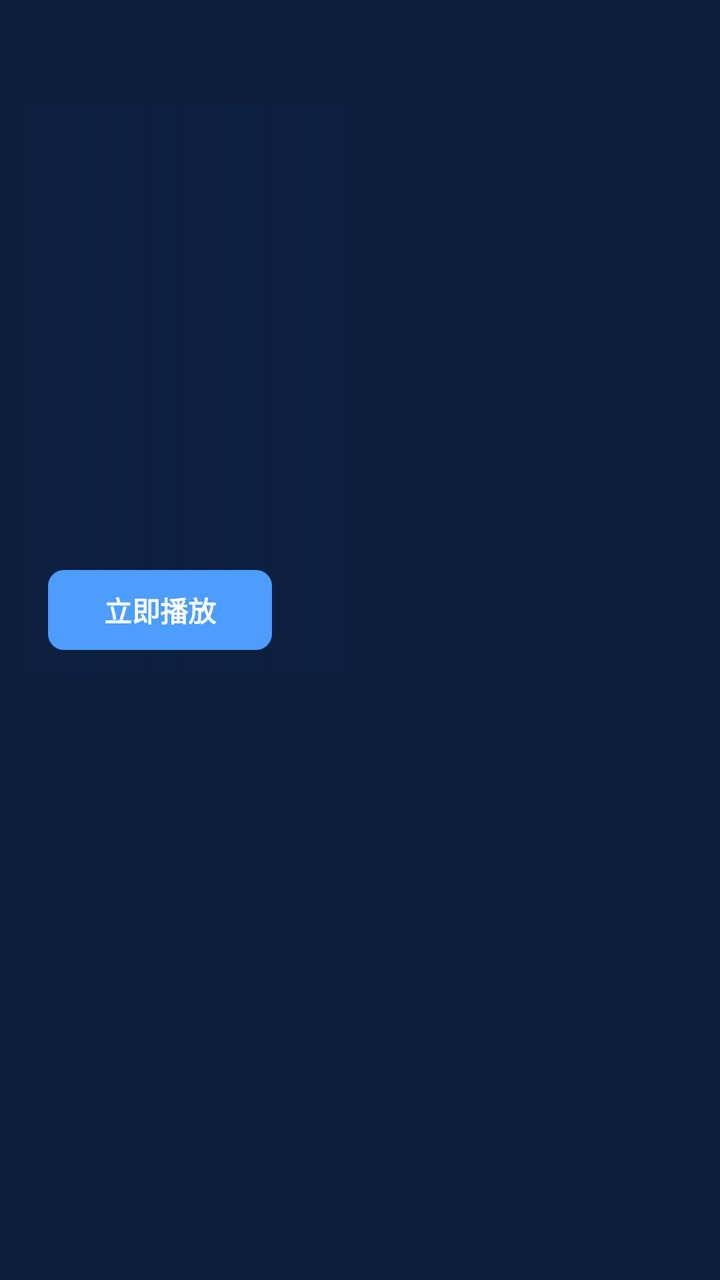
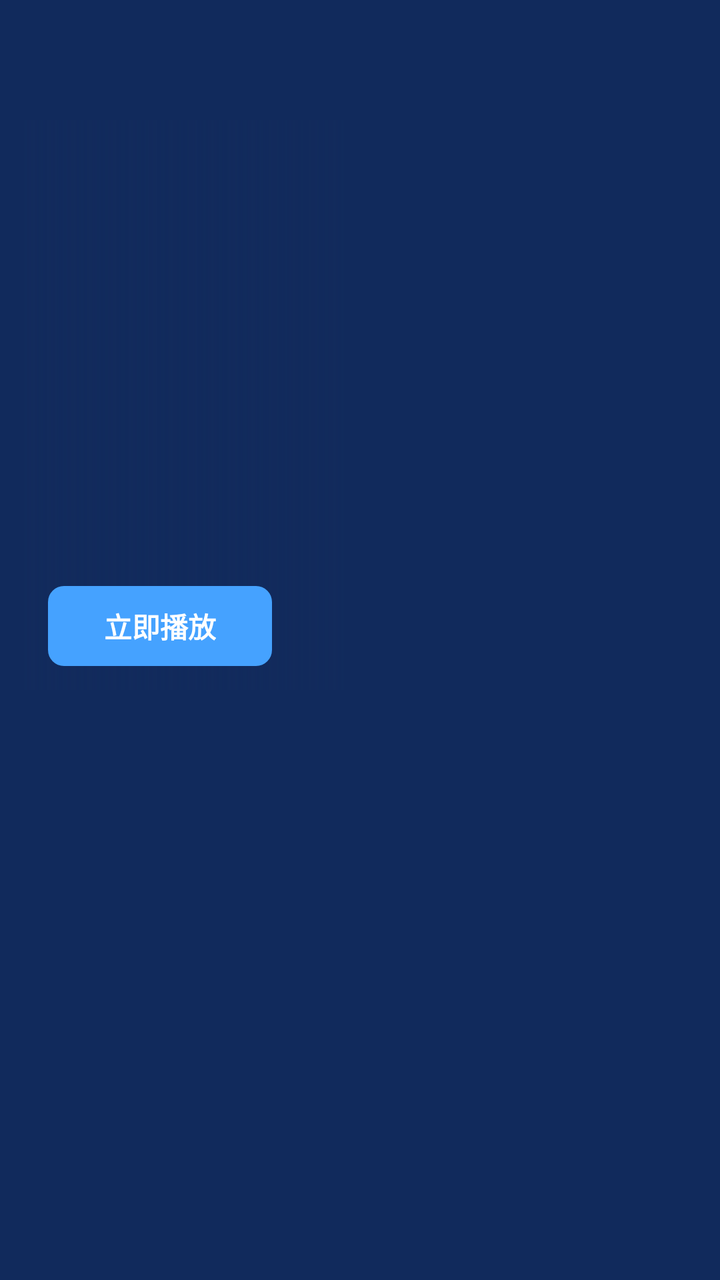

An Android layout rendered at two revisions. The XML below is the earlier revision; the diff shows what the commit changed to produce the second picture.
<!-- AndroidManifest.xml: application theme Theme.AIStreamTV -->
<!-- res/layout/fragment_home.xml -->
<?xml version="1.0" encoding="utf-8"?>
<LinearLayout xmlns:android="http://schemas.android.com/apk/res/android"
    android:layout_width="match_parent"
    android:layout_height="match_parent"
    android:background="@color/bg"
    android:orientation="vertical">

    
    <androidx.recyclerview.widget.RecyclerView
        android:id="@+id/rvTabs"
        android:layout_width="match_parent"
        android:layout_height="52dp"
        android:clipToPadding="false"
        android:overScrollMode="never"
        android:paddingStart="@dimen/page_pad"
        android:paddingEnd="@dimen/page_pad" />

    <LinearLayout
        android:layout_width="match_parent"
        android:layout_height="@dimen/hero_height"
        android:orientation="horizontal"
        android:paddingStart="@dimen/page_pad"
        android:paddingEnd="@dimen/page_pad">

        
        <FrameLayout
            android:id="@+id/hero"
            android:layout_width="0dp"
            android:layout_height="match_parent"
            android:layout_weight="1">

            <ImageView
                android:id="@+id/heroBg"
                android:layout_width="match_parent"
                android:layout_height="match_parent"
                android:contentDescription="@string/app_name"
                android:scaleType="centerCrop" />

            <View
                android:layout_width="match_parent"
                android:layout_height="match_parent"
                android:background="@drawable/bg_scrim_left" />

            
            <androidx.media3.ui.PlayerView
                android:id="@+id/heroPv"
                android:layout_width="match_parent"
                android:layout_height="match_parent"
                android:visibility="gone" />

            <LinearLayout
                android:id="@+id/liveInfo"
                android:layout_width="wrap_content"
                android:layout_height="wrap_content"
                android:layout_gravity="bottom|start"
                android:orientation="vertical"
                android:paddingStart="@dimen/page_pad"
                android:paddingBottom="20dp"
                android:visibility="gone">

                <TextView
                    android:id="@+id/tvLiveName"
                    android:layout_width="wrap_content"
                    android:layout_height="wrap_content"
                    android:shadowColor="#F0000000"
                    android:shadowDx="0"
                    android:shadowDy="2"
                    android:shadowRadius="8"
                    android:textColor="@android:color/white"
                    android:textSize="22sp"
                    android:textStyle="bold" />

                <TextView
                    android:id="@+id/tvLiveEpg"
                    android:layout_width="wrap_content"
                    android:layout_height="wrap_content"
                    android:layout_marginTop="4dp"
                    android:ellipsize="end"
                    android:maxLines="1"
                    android:textColor="#FFD5D9E4"
                    android:textSize="14sp" />

                <TextView
                    android:id="@+id/tvLiveHint"
                    android:layout_width="wrap_content"
                    android:layout_height="wrap_content"
                    android:layout_marginTop="8dp"
                    android:shadowColor="#F0000000"
                    android:shadowDx="0"
                    android:shadowDy="2"
                    android:shadowRadius="8"
                    android:text="按确认键全屏观看"
                    android:textColor="#FFE8EEF9"
                    android:textSize="13sp" />

            </LinearLayout>

            <LinearLayout
                android:id="@+id/heroText"
                android:layout_width="wrap_content"
                android:layout_height="wrap_content"
                android:layout_gravity="bottom|start"
                android:clipChildren="false"
                android:clipToPadding="false"
                android:orientation="vertical"
                android:paddingStart="@dimen/page_pad"
                android:paddingEnd="@dimen/page_pad"
                android:paddingBottom="@dimen/page_pad">

                <TextView
                    android:id="@+id/heroTitle"
                    android:layout_width="wrap_content"
                    android:layout_height="wrap_content"
                    android:ellipsize="end"
                    android:maxLines="1"
                    android:shadowColor="#F0000000"
                    android:shadowDx="0"
                    android:shadowDy="2"
                    android:shadowRadius="8"
                    android:textColor="@android:color/white"
                    android:textSize="@dimen/hero_title"
                    android:textStyle="bold" />

                <TextView
                    android:id="@+id/heroMeta"
                    android:layout_width="wrap_content"
                    android:layout_height="wrap_content"
                    android:layout_marginTop="6dp"
                    android:ellipsize="end"
                    android:maxLines="1"
                    android:textColor="@color/fg_dim"
                    android:textSize="@dimen/hero_meta" />

                <TextView
                    android:id="@+id/btnPlay"
                    style="@style/AIStream.FocusItem"
                    android:layout_width="wrap_content"
                    android:layout_height="@dimen/hero_btn_h"
                    android:layout_marginTop="16dp"
                    android:background="@drawable/bg_btn"
                    android:gravity="center"
                    android:paddingStart="28dp"
                    android:paddingEnd="28dp"
                    android:text="@string/play_now"
                    android:textColor="@android:color/white"
                    android:textSize="@dimen/hero_btn_text"
                    android:textStyle="bold" />

            </LinearLayout>

            <LinearLayout
                android:id="@+id/heroDots"
                android:layout_width="match_parent"
                android:layout_height="wrap_content"
                android:layout_gravity="bottom|end"
                android:layout_marginBottom="32dp"
                android:gravity="center_vertical|end"
                android:orientation="horizontal"
                android:paddingEnd="@dimen/page_pad" />

        </FrameLayout>

        
        <androidx.recyclerview.widget.RecyclerView
            android:id="@+id/rvSide"
            android:layout_width="@dimen/side_rv"
            android:layout_height="match_parent"
            android:layout_marginStart="14dp"
            android:clipToPadding="false"
            android:overScrollMode="never" />

    </LinearLayout>

    <androidx.recyclerview.widget.RecyclerView
        android:id="@+id/recycler"
        android:layout_width="match_parent"
        android:layout_height="0dp"
        android:layout_weight="1"
        android:clipToPadding="false"
        android:overScrollMode="never"
        android:paddingTop="4dp"
        android:paddingBottom="24dp" />

</LinearLayout>
<!-- resources referenced by this layout -->
<resources>
  <color name="bg">#FF0C1F3F</color>
  <color name="fg_dim">#FFA8B8D4</color>
  <dimen name="hero_btn_h">40dp</dimen>
  <dimen name="hero_btn_text">14sp</dimen>
  <dimen name="hero_height">285dp</dimen>
  <dimen name="hero_meta">13sp</dimen>
  <dimen name="hero_title">22sp</dimen>
  <dimen name="page_pad">12dp</dimen>
  <dimen name="side_rv">160dp</dimen>
  <!-- drawable bg_btn (drawable) -->
  <?xml version="1.0" encoding="utf-8"?>
  <shape xmlns:android="http://schemas.android.com/apk/res/android" android:shape="rectangle">
      <solid android:color="@color/accent" />
      <corners android:radius="8dp" />
  </shape>
  <!-- drawable bg_scrim_left (drawable) -->
  <?xml version="1.0" encoding="utf-8"?>
  <shape xmlns:android="http://schemas.android.com/apk/res/android" android:shape="rectangle">
      <gradient
          android:angle="0"
          android:endColor="#00000000"
          android:startColor="#F20C1F3F" />
  </shape>
  <string name="app_name">AIStream TV</string>
  <string name="play_now">立即播放</string>
  <style name="AIStream.FocusItem" parent="">
          <item name="android:focusable">true</item>
          <item name="android:focusableInTouchMode">true</item>
          <item name="android:clickable">true</item>
      </style>
  <style name="Theme.AIStreamTV" parent="Theme.AppCompat.NoActionBar">
          <item name="android:windowBackground">@color/bg</item>
          <item name="android:colorBackground">@color/bg</item>
          <item name="android:textColorPrimary">@color/fg</item>
          <item name="android:textColorSecondary">@color/fg_dim</item>
          <item name="android:windowNoTitle">true</item>
          <item name="colorAccent">@color/accent</item>
          <item name="android:colorControlActivated">@color/accent</item>
      </style>
  <color name="accent">#FF4C9DFF</color>
  <color name="fg">#FFEDF1F8</color>
</resources>

<!-- the commit's change to res/layout/fragment_home.xml (unified diff, before → after) -->
@@ -9,7 +9,7 @@
     <androidx.recyclerview.widget.RecyclerView
         android:id="@+id/rvTabs"
         android:layout_width="match_parent"
-        android:layout_height="52dp"
+        android:layout_height="60dp"
         android:clipToPadding="false"
         android:overScrollMode="never"
         android:paddingStart="@dimen/page_pad"
<!-- resource entries referenced after the edit -->
@@ -1,7 +1,7 @@
 <!-- resources referenced by this layout -->
 <resources>
-  <color name="bg">#FF0C1F3F</color>
-  <color name="fg_dim">#FFA8B8D4</color>
+  <color name="bg">#FF112A5C</color>
+  <color name="fg_dim">#FFC9D6F0</color>
   <dimen name="hero_btn_h">40dp</dimen>
   <dimen name="hero_btn_text">14sp</dimen>
   <dimen name="hero_height">285dp</dimen>
@@ -21,7 +21,7 @@
       <gradient
           android:angle="0"
           android:endColor="#00000000"
-          android:startColor="#F20C1F3F" />
+          android:startColor="#F2112A5C" />
   </shape>
   <string name="app_name">AIStream TV</string>
   <string name="play_now">立即播放</string>
@@ -39,7 +39,7 @@
           <item name="colorAccent">@color/accent</item>
           <item name="android:colorControlActivated">@color/accent</item>
       </style>
-  <color name="accent">#FF4C9DFF</color>
-  <color name="fg">#FFEDF1F8</color>
+  <color name="accent">#FF45A2FF</color>
+  <color name="fg">#FFFFFFFF</color>
 </resources>
 
